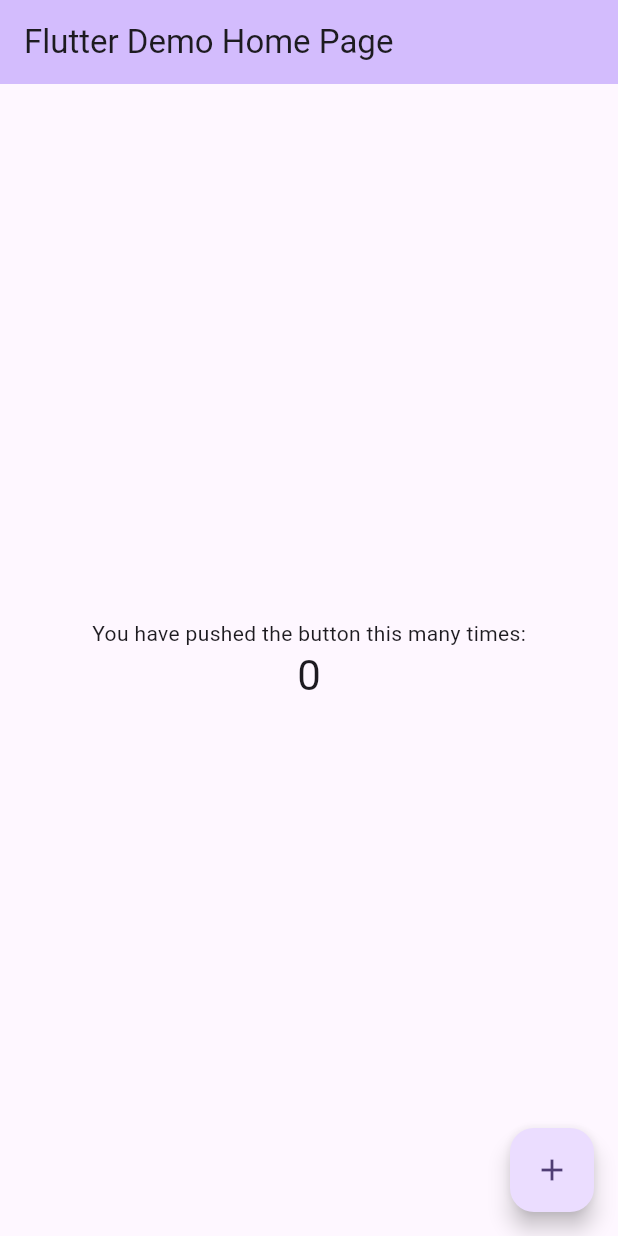
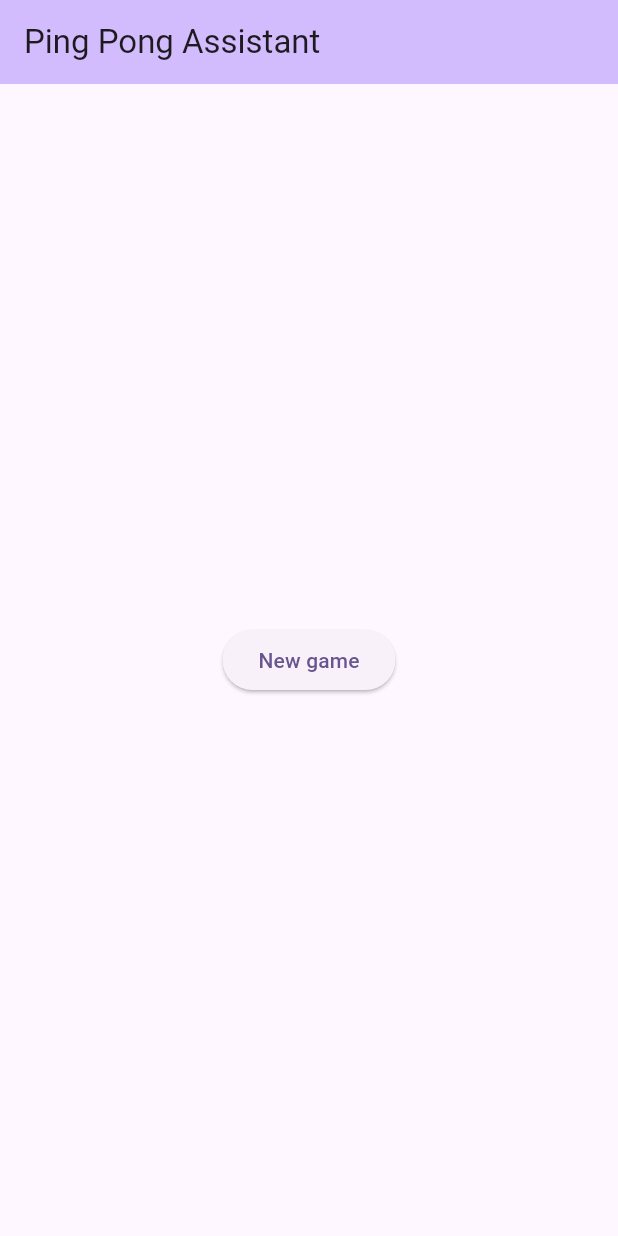
Before and after one commit to uladzislaumia/ping_pong_app, a Flutter app: the screen it shows after launch, on a phone screen of 412 x 824 dp. Run offline on Flutter 3.47's test engine with Material 2 defaults, Android fonts, the light colour scheme and no system bars.

Commit message:
Add initial UI

```diff
--- a/lib/app.dart
+++ b/lib/app.dart
@@ -1,4 +1,5 @@
 import 'package:flutter/material.dart';
+import 'package:ping_pong_app/presentation/pages/game_page.dart';
 import 'package:ping_pong_app/presentation/pages/home_page.dart';
 
 class App extends StatelessWidget {
@@ -27,7 +28,22 @@ class App extends StatelessWidget {
         colorScheme: ColorScheme.fromSeed(seedColor: Colors.deepPurple),
         useMaterial3: true,
       ),
-      home: const HomePage(title: 'Flutter Demo Home Page',),
+      onGenerateRoute: (settings) {
+        switch (settings.name) {
+          case '/':
+            return MaterialPageRoute(
+              settings: settings,
+              builder: (_) => const HomePage(
+                title: 'Ping Pong Assistant',
+              ),
+            );
+          case '/new-game':
+            return MaterialPageRoute(
+              settings: settings,
+              builder: (_) => const GamePage(),
+            );
+        }
+      },
     );
   }
 }
--- /dev/null
+++ b/lib/domain/game.dart
@@ -0,0 +1,9 @@
+class Game {
+  const Game({
+    required this.score1,
+    required this.score2,
+  });
+
+  final int score1;
+  final int score2;
+}
--- a/lib/presentation/pages/home_page.dart
+++ b/lib/presentation/pages/home_page.dart
@@ -5,15 +5,6 @@ class HomePage extends StatefulWidget {
     super.key,
     required this.title,
   });
-
-  // This widget is the home page of your application. It is stateful, meaning
-  // that it has a State object (defined below) that contains fields that affect
-  // how it looks.
-
-  // This class is the configuration for the state. It holds the values (in this
-  // case the title) provided by the parent (in this case the App widget) and
-  // used by the build method of the State. Fields in a Widget subclass are
-  // always marked "final".
 
   final String title;
 
@@ -54,8 +45,6 @@ class _HomePageState extends State<HomePage> {
         title: Text(widget.title),
       ),
       body: Center(
-        // Center is a layout widget. It takes a single child and positions it
-        // in the middle of the parent.
         child: Column(
           // Column is also a layout widget. It takes a list of children and
           // arranges them vertically. By default, it sizes itself to fit its
@@ -72,21 +61,20 @@ class _HomePageState extends State<HomePage> {
           // wireframe for each widget.
           mainAxisAlignment: MainAxisAlignment.center,
           children: <Widget>[
-            const Text(
-              'You have pushed the button this many times:',
-            ),
-            Text(
-              '$_counter',
-              style: Theme.of(context).textTheme.headlineMedium,
+            ElevatedButton(
+              onPressed: () => Navigator.of(context).pushNamed('/new-game'),
+              child: Text(
+                'New game',
+              ),
             ),
           ],
         ),
       ),
-      floatingActionButton: FloatingActionButton(
-        onPressed: _incrementCounter,
-        tooltip: 'Increment',
-        child: const Icon(Icons.add),
-      ), // This trailing comma makes auto-formatting nicer for build methods.
+      // floatingActionButton: FloatingActionButton(
+      //   onPressed: _incrementCounter,
+      //   tooltip: 'Increment',
+      //   child: const Icon(Icons.add),
+      // ), // This trailing comma makes auto-formatting nicer for build methods.
     );
   }
 }
```
Also changed, not shown: lib/presentation/pages/game_page.dart (added, +14 -0 lines), 1 other file.
